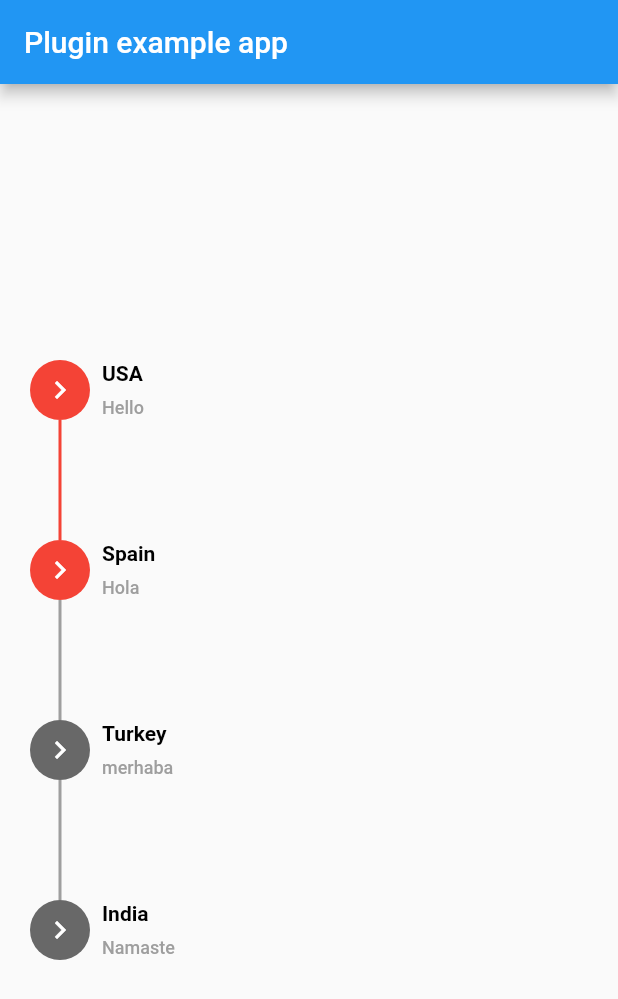
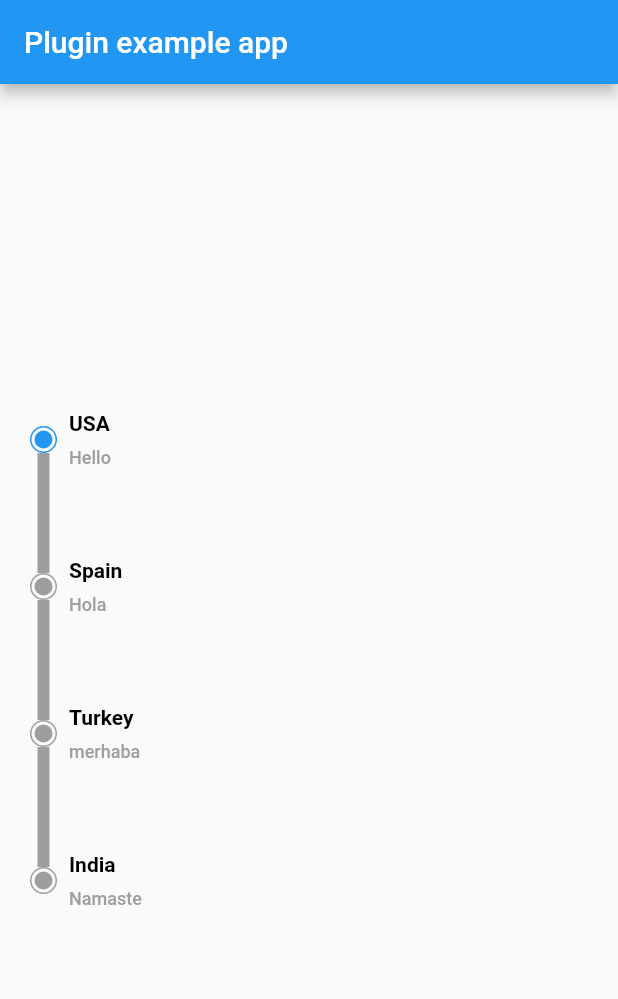
Before and after one commit to rajnishsharma1/another_stepper, a Flutter app: the screen it shows after launch, on a phone screen of 412 x 824 dp. Shown: the top 999 px of the screen. Run offline on Flutter 3.47's test engine with Material 2 defaults, Android fonts, the light colour scheme and no system bars.

Commit message:
UPDATE - README.md

```diff
--- a/example/lib/main.dart
+++ b/example/lib/main.dart
@@ -53,17 +53,7 @@ class _MyAppState extends State<MyApp> {
               stepperList: stepperData,
               stepperDirection: Axis.vertical,
               horizontalStepperHeight: 70,
-              dotWidget: Container(
-                padding: EdgeInsets.all(8),
-                decoration: BoxDecoration(
-                  color: Colors.red,
-                  borderRadius: BorderRadius.all(Radius.circular(30))
-                ),
-                child: Icon(Icons.navigate_next_sharp, color: Colors.white),
-              ),
-              activeBarColor: Colors.red,
-              inActiveBarColor: Colors.grey,
-              activeIndex: 1,
+              barThickness: 8,
             ),
           ),
         ),
```
Also changed, not shown: 1 other file.
